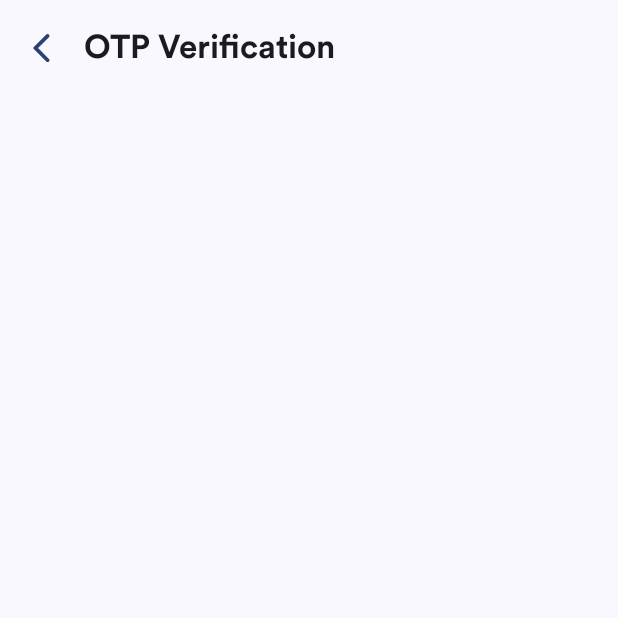
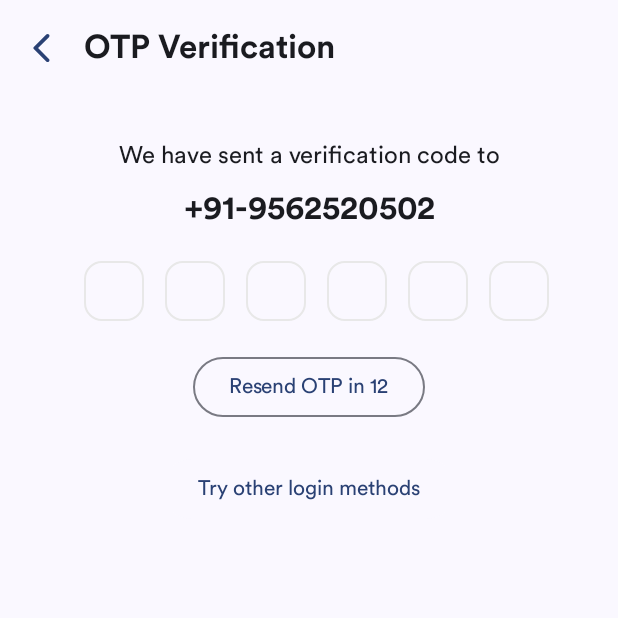
Before and after one commit to FazalulAbid/workers-portal-android, an Android app built with Jetpack Compose: the OtpScreen screen opened through its navigation route, on a phone screen of 412 x 824 dp, the top half of it. Run offline under Robolectric (Android 15) with nearby library versions, the phone set to English and light mode, and no system bars; our stand-ins replace Dagger/Hilt's generated code, accompanist.

Commit message:
Implemented OTP Screen UI

```diff
--- a/app/src/main/AndroidManifest.xml
+++ b/app/src/main/AndroidManifest.xml
@@ -5,6 +5,7 @@
     <uses-permission android:name="android.permission.INTERNET"/>
 
     <application
+        android:name=".WorkersPortalApplication"
         android:allowBackup="true"
         android:dataExtractionRules="@xml/data_extraction_rules"
         android:fullBackupContent="@xml/backup_rules"
--- /dev/null
+++ b/app/src/main/java/com/fifty/workersportal/WorkersPortalApplication.kt
@@ -0,0 +1,7 @@
+package com.fifty.workersportal
+
+import android.app.Application
+import dagger.hilt.android.HiltAndroidApp
+
+@HiltAndroidApp
+class WorkersPortalApplication : Application()
--- a/app/src/main/java/com/fifty/workersportal/core/presentation/MainActivity.kt
+++ b/app/src/main/java/com/fifty/workersportal/core/presentation/MainActivity.kt
@@ -20,7 +20,9 @@ import com.fifty.workersportal.core.presentation.component.StandardScaffold
 import com.fifty.workersportal.core.presentation.ui.theme.WorkersPortalTheme
 import com.fifty.workersportal.featureauth.presentation.splash.SplashViewModel
 import com.google.accompanist.navigation.animation.rememberAnimatedNavController
+import dagger.hilt.android.AndroidEntryPoint
 
+@AndroidEntryPoint
 class MainActivity : ComponentActivity() {
 
     private val splashScreenViewModel: SplashViewModel by viewModels()
@@ -47,7 +49,10 @@ class MainActivity : ComponentActivity() {
                         snackBarHostState = snackBarHostState,
                         modifier = Modifier.fillMaxSize()
                     ) {
-                        Navigation(navController)
+                        Navigation(
+                            navController = navController,
+                            snackbarHostState = snackBarHostState
+                        )
                     }
                 }
             }
--- a/app/src/main/java/com/fifty/workersportal/core/presentation/component/FullWidthButton.kt
+++ b/app/src/main/java/com/fifty/workersportal/core/presentation/component/FullWidthButton.kt
@@ -12,14 +12,13 @@ import androidx.compose.ui.Modifier
 import androidx.compose.ui.graphics.Color
 import androidx.compose.ui.unit.Dp
 import androidx.compose.ui.unit.dp
-import com.fifty.workersportal.core.presentation.ui.theme.FullWidthButtonHeight
-import com.fifty.workersportal.core.presentation.ui.theme.SizeMedium
+import com.fifty.workersportal.core.presentation.ui.theme.LargeButtonHeight
 import com.fifty.workersportal.core.presentation.ui.theme.SizeSmall
 
 @Composable
 fun FullWidthButton(
     modifier: Modifier = Modifier,
-    height: Dp = FullWidthButtonHeight,
+    height: Dp = LargeButtonHeight,
     text: String = "",
     containerColor: Color = MaterialTheme.colorScheme.primary,
     contentColor: Color = MaterialTheme.colorScheme.onPrimary,
--- a/app/src/main/java/com/fifty/workersportal/core/presentation/component/Navigation.kt
+++ b/app/src/main/java/com/fifty/workersportal/core/presentation/component/Navigation.kt
@@ -1,6 +1,8 @@
 package com.fifty.workersportal.core.presentation.component
 
+import android.accessibilityservice.AccessibilityService.ScreenshotResult
 import androidx.compose.animation.ExperimentalAnimationApi
+import androidx.compose.material3.SnackbarHostState
 import androidx.compose.runtime.Composable
 import androidx.navigation.NavHostController
 import androidx.navigation.navigation
@@ -18,11 +20,12 @@ import com.google.accompanist.navigation.animation.composable
 @OptIn(ExperimentalAnimationApi::class)
 @Composable
 fun Navigation(
-    navController: NavHostController
+    navController: NavHostController,
+    snackbarHostState: SnackbarHostState
 ) {
     AnimatedNavHost(
         navController = navController,
-        startDestination = Screen.AuthScreen.route
+        startDestination = Screen.OtpScreen.route
     ) {
         // Home Nav destination
         navigation(
@@ -62,7 +65,10 @@ fun Navigation(
         }
 
         composable(Screen.AuthScreen.route) {
-            AuthScreen()
+            AuthScreen(
+                snackbarHostState = snackbarHostState,
+                onNavigate = navController::navigate
+            )
         }
         composable(Screen.OtpScreen.route) {
             OtpScreen()
--- a/app/src/main/java/com/fifty/workersportal/core/presentation/component/StandardAppBar.kt
+++ b/app/src/main/java/com/fifty/workersportal/core/presentation/component/StandardAppBar.kt
@@ -4,13 +4,17 @@ import android.icu.text.CaseMap.Title
 import androidx.compose.foundation.background
 import androidx.compose.foundation.layout.RowScope
 import androidx.compose.material.icons.Icons
+import androidx.compose.material3.ColorScheme
 import androidx.compose.material3.ExperimentalMaterial3Api
 import androidx.compose.material3.Icon
 import androidx.compose.material3.IconButton
 import androidx.compose.material3.MaterialTheme
 import androidx.compose.material3.TopAppBar
+import androidx.compose.material3.TopAppBarColors
+import androidx.compose.material3.TopAppBarDefaults
 import androidx.compose.runtime.Composable
 import androidx.compose.ui.Modifier
+import androidx.compose.ui.graphics.Color
 import androidx.compose.ui.res.painterResource
 import androidx.compose.ui.res.stringResource
 import com.fifty.workersportal.R
@@ -19,14 +23,19 @@ import com.fifty.workersportal.R
 @Composable
 fun StandardAppBar(
     modifier: Modifier = Modifier,
+    containerColor: Color = MaterialTheme.colorScheme.background,
     onNavigateUp: () -> Unit = {},
     showBackArrow: Boolean = false,
     navActions: @Composable RowScope.() -> Unit = {},
     title: @Composable () -> Unit = {}
 ) {
     TopAppBar(
+        modifier = modifier,
+        colors = TopAppBarDefaults
+            .centerAlignedTopAppBarColors(
+                containerColor = containerColor
+            ),
         title = title,
-        modifier = modifier.background(MaterialTheme.colorScheme.background),
         navigationIcon = {
             if (showBackArrow) {
                 IconButton(onClick = { onNavigateUp() }) {
--- a/app/src/main/java/com/fifty/workersportal/core/presentation/ui/theme/Dimension.kt
+++ b/app/src/main/java/com/fifty/workersportal/core/presentation/ui/theme/Dimension.kt
@@ -11,4 +11,6 @@ val SizeExtraLarge = 32.dp
 val StrokeThickness = 1.5.dp
 val LineThickness = 2.dp
 
-val FullWidthButtonHeight = 50.dp
+val LargeButtonHeight = 50.dp
+val MediumButtonHeight = 40.dp
+val SmallButtonHeight = 30.dp
--- /dev/null
+++ b/app/src/main/java/com/fifty/workersportal/di/AppModule.kt
@@ -0,0 +1,6 @@
+package com.fifty.workersportal.di
+
+object AppModule {
+
+
+}
--- a/app/src/main/java/com/fifty/workersportal/featureauth/presentation/auth/AuthScreen.kt
+++ b/app/src/main/java/com/fifty/workersportal/featureauth/presentation/auth/AuthScreen.kt
@@ -21,6 +21,7 @@ import androidx.compose.material.icons.Icons
 import androidx.compose.material3.Icon
 import androidx.compose.material3.IconButton
 import androidx.compose.material3.MaterialTheme
+import androidx.compose.material3.SnackbarHostState
 import androidx.compose.material3.Surface
 import androidx.compose.material3.Text
 import androidx.compose.runtime.Composable
@@ -33,6 +34,7 @@ import androidx.compose.ui.res.painterResource
 import androidx.compose.ui.res.stringResource
 import androidx.compose.ui.text.style.TextAlign
 import androidx.compose.ui.unit.dp
+import androidx.hilt.navigation.compose.hiltViewModel
 import com.fifty.workersportal.R
 import com.fifty.workersportal.core.presentation.component.FullWidthButton
 import com.fifty.workersportal.core.presentation.component.StandardImageButton
@@ -43,12 +45,17 @@ import com.fifty.workersportal.core.presentation.ui.theme.SizeLarge
 import com.fifty.workersportal.core.presentation.ui.theme.SizeMedium
 import com.fifty.workersportal.core.presentation.ui.theme.SizeSmall
 import com.fifty.workersportal.core.presentation.ui.theme.StrokeThickness
+import com.fifty.workersportal.core.util.Screen
 import com.fifty.workersportal.featureauth.presentation.component.CountryPickerField
 import com.fifty.workersportal.featureauth.presentation.component.PhoneNumberTextField
 import kotlin.math.roundToInt
 
 @Composable
-fun AuthScreen() {
+fun AuthScreen(
+    snackbarHostState: SnackbarHostState,
+    onNavigate: (String) -> Unit = {},
+    viewModel: AuthViewModel = hiltViewModel()
+) {
     Surface(color = MaterialTheme.colorScheme.background) {
         Column(
             modifier = Modifier.fillMaxSize()
@@ -116,7 +123,9 @@ fun AuthScreen() {
                         )
                     }
                     Spacer(modifier = Modifier.height(SizeMedium))
-                    FullWidthButton(text = stringResource(R.string.continue_text), onClick = {})
+                    FullWidthButton(text = stringResource(R.string.continue_text)) {
+                        onNavigate(Screen.OtpScreen.route)
+                    }
                 }
                 Column(horizontalAlignment = Alignment.CenterHorizontally) {
                     TextBetweenLines(text = stringResource(R.string.or))
--- /dev/null
+++ b/app/src/main/java/com/fifty/workersportal/featureauth/presentation/component/OtpTextField.kt
@@ -0,0 +1,125 @@
+package com.fifty.workersportal.presentation.phoneotp
+
+import androidx.compose.foundation.background
+import androidx.compose.foundation.border
+import androidx.compose.foundation.layout.*
+import androidx.compose.foundation.text.BasicTextField
+import androidx.compose.foundation.text.KeyboardOptions
+import androidx.compose.material3.MaterialTheme
+import androidx.compose.material3.Text
+import androidx.compose.runtime.Composable
+import androidx.compose.ui.Alignment
+import androidx.compose.ui.Modifier
+import androidx.compose.ui.graphics.Color
+import androidx.compose.ui.text.input.KeyboardType
+import androidx.compose.ui.text.style.TextAlign
+import androidx.compose.ui.unit.Dp
+import androidx.compose.ui.unit.TextUnit
+import androidx.compose.ui.unit.dp
+import androidx.compose.ui.unit.sp
+
+const val OTP_VIEW_TYPE_NONE = 0
+const val OTP_VIEW_TYPE_UNDERLINE = 1
+const val OTP_VIEW_TYPE_BORDER = 2
+
+@Composable
+fun OtpTextField(
+    modifier: Modifier = Modifier,
+    otpText: String = "",
+    charColor: Color = Color(0XFFE8E8E8),
+    charBackground: Color = Color.Transparent,
+    charSize: TextUnit = 20.sp,
+    containerSize: Dp = charSize.value.dp * 2,
+    otpCount: Int = 6,
+    type: Int = OTP_VIEW_TYPE_BORDER,
+    enabled: Boolean = true,
+    password: Boolean = false,
+    passwordChar: String = "",
+    keyboardOptions: KeyboardOptions = KeyboardOptions(keyboardType = KeyboardType.Phone),
+    onOtpTextChange: (String) -> Unit
+) {
+    BasicTextField(
+        modifier = modifier,
+        value = otpText,
+        onValueChange = {
+            if (it.length <= otpCount) {
+                onOtpTextChange.invoke(it)
+            }
+        },
+        enabled = enabled,
+        keyboardOptions = keyboardOptions,
+        decorationBox = {
+            Row(horizontalArrangement = Arrangement.SpaceAround) {
+                repeat(otpCount) { index ->
+                    Spacer(modifier = Modifier.width(12.dp))
+                    CharView(
+                        index = index,
+                        text = otpText,
+                        charColor = charColor,
+                        charSize = charSize,
+                        containerSize = containerSize,
+                        type = type,
+                        charBackground = charBackground,
+                        password = password,
+                        passwordChar = passwordChar,
+                    )
+                    Spacer(modifier = Modifier.width(2.dp))
+                }
+            }
+        })
+}
+
+@Composable
+private fun CharView(
+    index: Int,
+    text: String,
+    charColor: Color,
+    charSize: TextUnit,
+    containerSize: Dp,
+    type: Int = OTP_VIEW_TYPE_UNDERLINE,
+    charBackground: Color = Color.Transparent,
+    password: Boolean = false,
+    passwordChar: String = ""
+) {
+    val modifier = if (type == OTP_VIEW_TYPE_BORDER) {
+        Modifier
+            .size(containerSize)
+            .border(
+                width = 1.dp,
+                color = charColor,
+                shape = MaterialTheme.shapes.medium
+            )
+            .padding(bottom = 4.dp)
+            .background(charBackground)
+    } else Modifier
+        .width(containerSize)
+        .background(charBackground)
+
+    Column(
+        horizontalAlignment = Alignment.CenterHorizontally,
+        verticalArrangement = Arrangement.Center,
+    ) {
+        val char = when {
+            index >= text.length -> ""
+            password -> passwordChar
+            else -> text[index].toString()
+        }
+        Text(
+            text = char,
+            color = Color.Black,
+            modifier = modifier.wrapContentHeight(),
+            style = MaterialTheme.typography.bodyLarge,
+            fontSize = charSize,
+            textAlign = TextAlign.Center,
+        )
+        if (type == OTP_VIEW_TYPE_UNDERLINE) {
+            Spacer(modifier = Modifier.height(2.dp))
+            Box(
+                modifier = Modifier
+                    .background(charColor)
+                    .height(1.dp)
+                    .width(containerSize)
+            )
+        }
+    }
+}
--- a/app/src/main/java/com/fifty/workersportal/featureauth/presentation/otp/OtpScreen.kt
+++ b/app/src/main/java/com/fifty/workersportal/featureauth/presentation/otp/OtpScreen.kt
@@ -1,35 +1,87 @@
 package com.fifty.workersportal.featureauth.presentation.otp
 
-import androidx.compose.foundation.background
-import androidx.compose.foundation.layout.Box
 import androidx.compose.foundation.layout.Column
-import androidx.compose.foundation.layout.fillMaxSize
+import androidx.compose.foundation.layout.Spacer
+import androidx.compose.foundation.layout.height
 import androidx.compose.material3.Button
+import androidx.compose.material3.ButtonColors
+import androidx.compose.material3.ButtonDefaults
 import androidx.compose.material3.MaterialTheme
-import androidx.compose.material3.Surface
+import androidx.compose.material3.OutlinedButton
 import androidx.compose.material3.Text
 import androidx.compose.runtime.Composable
 import androidx.compose.ui.Alignment
 import androidx.compose.ui.Modifier
 import androidx.compose.ui.res.stringResource
 import androidx.compose.ui.text.font.FontWeight
+import androidx.compose.ui.text.style.TextAlign
 import com.fifty.workersportal.R
 import com.fifty.workersportal.core.presentation.component.StandardAppBar
+import com.fifty.workersportal.core.presentation.ui.theme.LargeButtonHeight
+import com.fifty.workersportal.core.presentation.ui.theme.MediumButtonHeight
+import com.fifty.workersportal.core.presentation.ui.theme.SizeExtraLarge
+import com.fifty.workersportal.core.presentation.ui.theme.SizeLarge
+import com.fifty.workersportal.core.presentation.ui.theme.SizeMedium
+import com.fifty.workersportal.presentation.phoneotp.OtpTextField
 
 @Composable
 fun OtpScreen() {
-    Surface {
-        Column {
+    Column(
+        horizontalAlignment = Alignment.CenterHorizontally
+    ) {
         StandardAppBar(
             showBackArrow = true,
             title = {
                 Text(
                     text = stringResource(R.string.otp_verification),
-                        fontWeight = FontWeight.Bold,
+                    style = MaterialTheme.typography.titleLarge.copy(
+                        fontWeight = FontWeight.Bold
+                    ),
                     color = MaterialTheme.colorScheme.onBackground
                 )
             }
         )
+        Spacer(modifier = Modifier.height(SizeExtraLarge))
+        Text(
+            text = stringResource(R.string.we_have_sent_a_verification_code_to),
+            style = MaterialTheme.typography.bodyLarge.copy(
+                textAlign = TextAlign.Center,
+                color = MaterialTheme.colorScheme.onSurface
+            )
+        )
+        Spacer(modifier = Modifier.height(SizeMedium))
+        Text(
+            text = "+91-9562520502",
+            style = MaterialTheme.typography.titleLarge.copy(
+                fontWeight = FontWeight.Bold,
+                textAlign = TextAlign.Center,
+                color = MaterialTheme.colorScheme.onBackground
+            )
+        )
+        Spacer(modifier = Modifier.height(SizeLarge))
+        OtpTextField(onOtpTextChange = {})
+        Spacer(modifier = Modifier.height(SizeLarge))
+        OutlinedButton(
+            modifier = Modifier.height(MediumButtonHeight),
+            colors = ButtonDefaults.buttonColors(
+                containerColor = MaterialTheme.colorScheme.background,
+                disabledContainerColor = MaterialTheme.colorScheme.background,
+                disabledContentColor = MaterialTheme.colorScheme.onSurface,
+                contentColor = MaterialTheme.colorScheme.primary
+            ),
+            onClick = {}
+        ) {
+            Text(text = stringResource(R.string.resend_otp_in_x, 12))
+        }
+        Spacer(modifier = Modifier.height(SizeLarge))
+        Button(
+            colors = ButtonDefaults.buttonColors(
+                containerColor = MaterialTheme.colorScheme.background,
+                contentColor = MaterialTheme.colorScheme.primary
+            ),
+            onClick = {},
+        ) {
+            Text(text = stringResource(R.string.try_other_login_methods))
         }
     }
 }
--- /dev/null
+++ b/app/src/main/java/com/fifty/workersportal/featureauth/presentation/selectcountrycode/SelectCountryCodeScreen.kt
@@ -0,0 +1,8 @@
+package com.fifty.workersportal.featureauth.presentation.selectcountrycode
+
+import androidx.compose.runtime.Composable
+
+@Composable
+fun SelectCountryCodeScreen() {
+
+}
--- a/app/src/main/res/values/strings.xml
+++ b/app/src/main/res/values/strings.xml
@@ -19,4 +19,7 @@
     <string name="favorites">Favorites</string>
     <string name="history">History</string>
     <string name="notifications">Notifications</string>
+    <string name="we_have_sent_a_verification_code_to">We have sent a verification code to</string>
+    <string name="try_other_login_methods">Try other login methods</string>
+    <string name="resend_otp_in_x">Resend OTP in %d</string>
 </resources>
```
Lines whose indentation alone changed are shown as unchanged.
